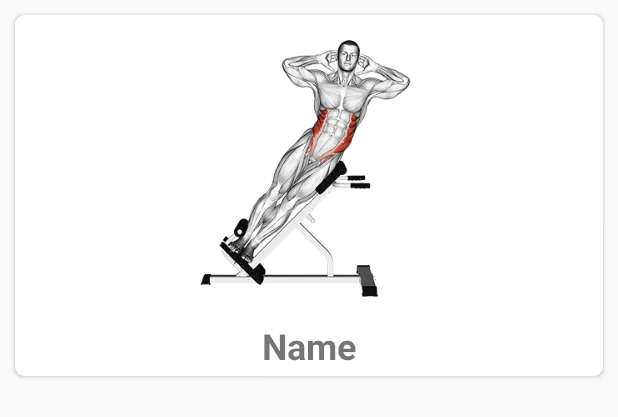
After one commit to Anii232002/Rubix-23-12-Access_Denied, an Android app: the layout exercise_item.xml on its own in the app's theme, with its tools: preview values and no code run, on a phone screen of 412 x 824 dp. The commit adds this screen. Shown: the top 417 px of the screen. Run offline under Robolectric (Android 15) with nearby library versions, the phone set to English and light mode, and no system bars.

```diff
--- a/app/src/main/java/com/example/csiapp/Fragments/DashboardFragment.java
+++ b/app/src/main/java/com/example/csiapp/Fragments/DashboardFragment.java
@@ -36,8 +36,8 @@ public class DashboardFragment extends Fragment {
     FragmentDashboardBinding binding;
     PieChart pieChart;
     int[] colorArr = new int[] {Color.LTGRAY,Color.BLUE,Color.CYAN,Color.DKGRAY,Color.GREEN,Color.MAGENTA,Color.RED};
-    static int maxCal = 2300;
-    static int currCal = 1200;
+    public static int maxCal = 2300;
+    public static int currCal = 1200;
 
     @Override
     public View onCreateView(LayoutInflater inflater, ViewGroup container,
--- a/app/src/main/java/com/example/csiapp/Model/PostModel.java
+++ b/app/src/main/java/com/example/csiapp/Model/PostModel.java
@@ -36,4 +36,5 @@ public class PostModel {
     public void setpDescription(String pDescription) {
         this.pDescription = pDescription;
     }
+
 }
--- a/app/src/main/res/layout/activity_exercise.xml
+++ b/app/src/main/res/layout/activity_exercise.xml
@@ -97,4 +97,10 @@
         android:layout_margin="10dp"
         android:id="@+id/recyclerView_exercise"/>
 
+    <!--<WebView
+        android:layout_below="@id/gridLayout2"
+        android:id="@+id/webvidew"
+        android:layout_width="match_parent"
+        android:layout_height="200dp" />
+-->
 </RelativeLayout>
--- /dev/null
+++ b/app/src/main/res/layout/exercise_item.xml
@@ -0,0 +1,33 @@
+<?xml version="1.0" encoding="utf-8"?>
+<androidx.cardview.widget.CardView xmlns:android="http://schemas.android.com/apk/res/android"
+    android:layout_width="match_parent"
+    android:layout_height="wrap_content"
+    xmlns:app="http://schemas.android.com/apk/res-auto"
+    android:elevation="5dp"
+    app:cardCornerRadius="6dp"
+    android:layout_margin="10dp">
+
+    <RelativeLayout
+        android:layout_width="match_parent"
+        android:layout_height="wrap_content">
+
+        <pl.droidsonroids.gif.GifImageView
+            android:id="@+id/gifImage"
+            android:layout_width="match_parent"
+            android:layout_height="200dp"
+            android:src="@drawable/sample" />
+
+        <TextView
+            android:layout_width="wrap_content"
+            android:layout_height="wrap_content"
+            android:text="Name"
+            android:layout_below="@id/gifImage"
+            android:layout_centerHorizontal="true"
+            android:textStyle="bold"
+            android:id="@+id/exerciseName"
+            android:textSize="24sp"
+            android:layout_margin="4dp"/>
+
+    </RelativeLayout>
+
+</androidx.cardview.widget.CardView>
--- a/build.gradle
+++ b/build.gradle
@@ -5,6 +5,8 @@ buildscript {
 
     repositories {
         maven { url 'https://jitpack.io' }
+        mavenCentral()
+        maven { url "https://oss.sonatype.org/content/repositories/snapshots" }
     }
 }// Top-level build file where you can add configuration options common to all sub-projects/modules.
 
```
Also changed, not shown: app/build.gradle (+3 -4 lines), app/src/main/java/com/example/csiapp/Adapter/ExerciseAdapter.java (added, +99 -0 lines), app/src/main/java/com/example/csiapp/ExerciseActivity.java (+66 -1 lines), app/src/main/java/com/example/csiapp/utils/ExerciseModel.java (added, +61 -0 lines), app/src/main/java/com/example/csiapp/utils/ExerciseQueryUtils.java (added, +149 -0 lines), app/src/main/res/drawable-v24/sample.gif (added).
